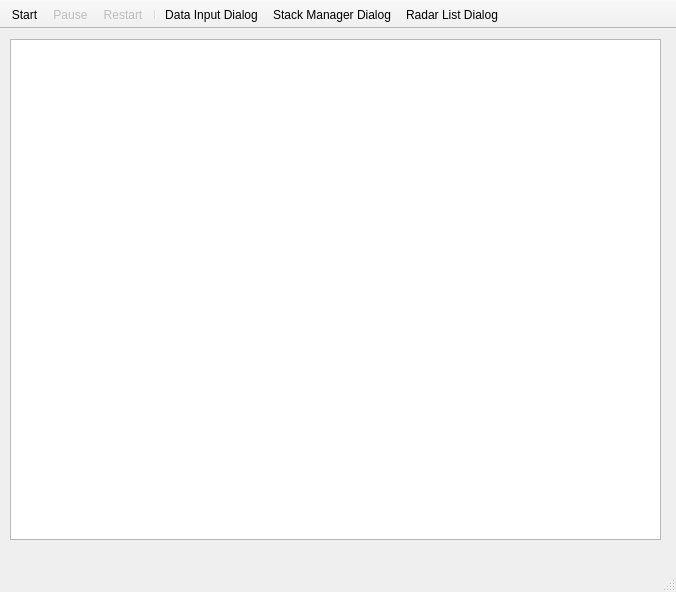
Before: the Qt Designer form DACUSN/mainwindow.ui in Gresthorn/DACUSN, drawn with Qt 5.
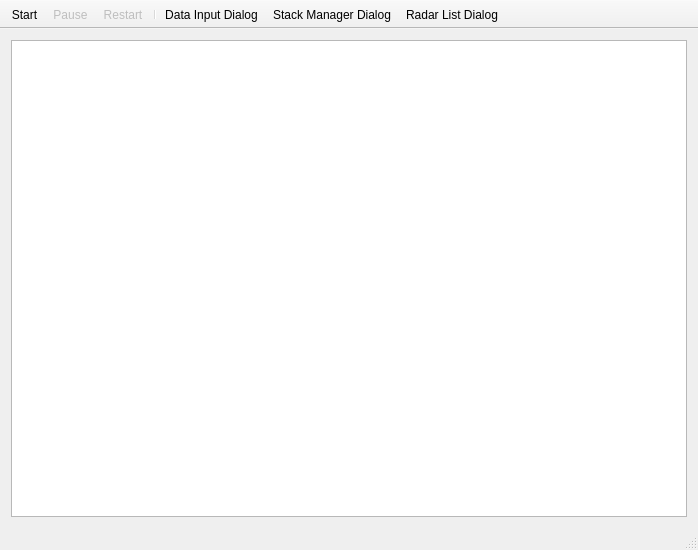
After: the same form once the commit is applied. Icons and pictures are not drawn.

Commit message: Started basic visualization methods. First simple methods successfuly implemented and tested on synthetic data. Implemented two methods as common flow and comet visualization. Rendering time is OK, around 0.123us. So far no customization from GUI is implemented. Grid rendering is done and separated to three grid levels.

Diff of the .ui file:
```diff
--- a/DACUSN/mainwindow.ui
+++ b/DACUSN/mainwindow.ui
@@ -6,24 +6,30 @@
    <rect>
     <x>0</x>
     <y>0</y>
-    <width>676</width>
-    <height>592</height>
+    <width>698</width>
+    <height>550</height>
    </rect>
   </property>
   <property name="windowTitle">
    <string>MainWindow</string>
   </property>
   <widget class="QWidget" name="centralWidget">
-   <widget class="QGraphicsView" name="visualizationView">
-    <property name="geometry">
-     <rect>
-      <x>10</x>
-      <y>10</y>
-      <width>651</width>
-      <height>501</height>
-     </rect>
-    </property>
-   </widget>
+   <layout class="QGridLayout" name="gridLayout">
+    <item row="0" column="0">
+     <layout class="QGridLayout" name="wrapperLayout">
+      <item row="0" column="0">
+       <layout class="QGridLayout" name="radarViewLayout">
+        <item row="0" column="0">
+         <widget class="QGraphicsView" name="graphicsView"/>
+        </item>
+       </layout>
+      </item>
+      <item row="0" column="1">
+       <layout class="QGridLayout" name="additionalInfoLayout"/>
+      </item>
+     </layout>
+    </item>
+   </layout>
   </widget>
   <widget class="QMenuBar" name="menuBar">
    <property name="geometry">
```
Left out of the diff: 4 changed lines with no effect on the pictures. The commit also changes 22 other files.
